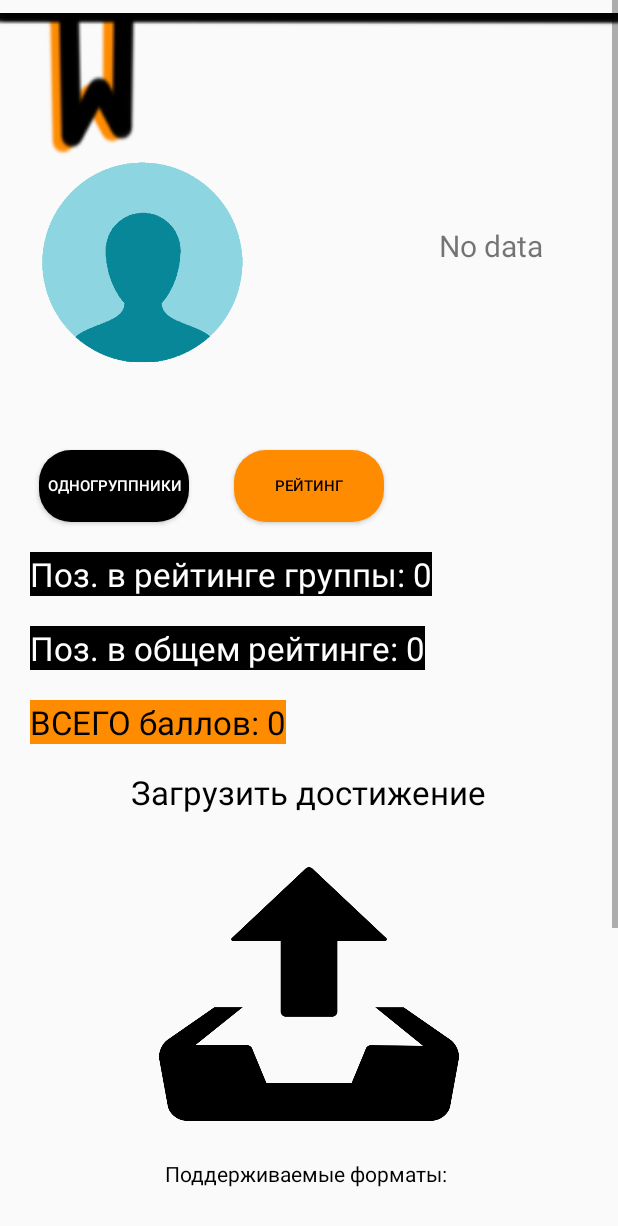
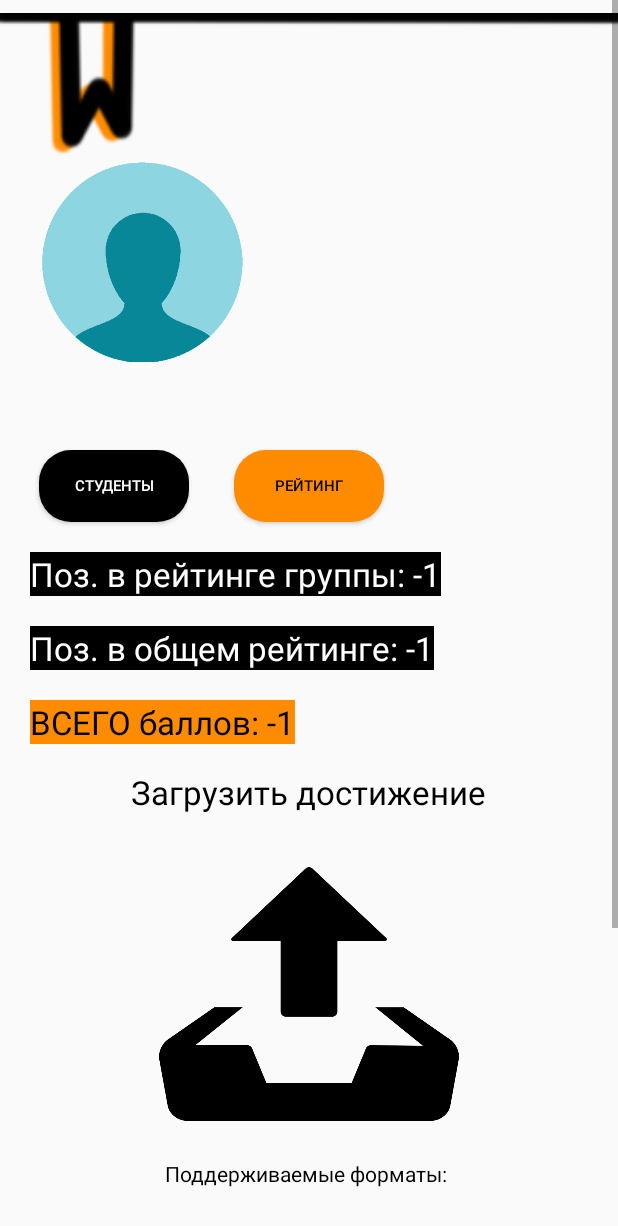
Before and after one commit to GIDROPES/NGIEURATE, an Android app: the ProfileUser screen opened directly, with no data from a screen before it, on a phone screen of 412 x 824 dp. Shown: the top 1226 px of the screen. Run offline under Robolectric (Android 15) with nearby library versions, the phone set to English and light mode, and no system bars; 9 statements that could not run were skipped.

Commit message:
New ProfileUser getting data

```diff
--- a/app/src/main/java/com/example/ngieurate/ProfileUser.java
+++ b/app/src/main/java/com/example/ngieurate/ProfileUser.java
@@ -39,7 +39,7 @@ public class ProfileUser extends AppCompatActivity {
     String fio, grNum;
     Integer posAll, posGr, allPnts;
     SharedPreferences myData;
-    private Button checkRateBtn, nextBtn, prevBtn, deleteImageBtn;
+    private Button checkRateBtn, nextBtn, prevBtn, deleteImageBtn, studentsBtn;
     private int ownId;
     private int arrayIterator = 0;
     private ArrayList<byte[]> imageList;
@@ -85,23 +85,17 @@ public class ProfileUser extends AppCompatActivity {
                 startActivity(intent);
             }
         });
-        myData = getSharedPreferences(LoginUser.APP_PREFERENCES, MODE_PRIVATE);
-        //строковые
-        fio = myData.getString(LoginUser.APP_PREFERENCES_USER_FIO,"No data");
-        grNum =  myData.getString(LoginUser.APP_PREFERENCES_USER_GROUP,"");
-        //числовые
-        posAll = myData.getInt(LoginUser.APP_PREFERENCES_POSITION_GENERAL, 0);
-        posGr = myData.getInt(LoginUser.APP_PREFERENCES_POSITION_GROUP,0);
-        allPnts = myData.getInt(LoginUser.APP_PREFERENCES_USER_POINTS, 0);
-        ownId = myData.getInt(LoginUser.APP_PREFERENCES_OWN_ID_ACHIEV,0);
+        //myData = getSharedPreferences(LoginUser.APP_PREFERENCES, MODE_PRIVATE);
+        getIntentInfo();
         //работа с вьюшками
         nameFio.setText(fio); groupNumber.setText(grNum);
-        allPoints.setText("ВСЕГО баллов: " + String.valueOf(allPnts));
-        positionOfAll.setText("Поз. в общем рейтинге: "+  String.valueOf(posAll)); positionInGroup.setText("Поз. в рейтинге группы: "+ String.valueOf(posGr));
+        allPoints.setText("ВСЕГО баллов: " + allPnts);
+        positionOfAll.setText("Поз. в общем рейтинге: "+ posAll); positionInGroup.setText("Поз. в рейтинге группы: "+ posGr);
 
         imageList = fillArrayImages(ownId);
         ownImgCodes = getImageCodes(ownId);
         pointsList = getPointsImage(ownId);
+
         if(!imageList.isEmpty()) {
             byte[] temporaryArrayBytes = imageList.get(0);
             Bitmap achievBitmap = BitmapFactory.decodeByteArray(temporaryArrayBytes, 0, temporaryArrayBytes.length);
@@ -131,6 +125,19 @@ public class ProfileUser extends AppCompatActivity {
                 deleter.show(fragmentManager,"askDeleteDialog");
             }
         });
+
+    }
+
+    private void getIntentInfo(){
+        Intent intent = getIntent();
+        //строковые
+        fio = intent.getStringExtra("fio");
+        grNum =  intent.getStringExtra("group");
+        //числовые
+        posAll = intent.getIntExtra("position_general",-1);
+        posGr = intent.getIntExtra("position_group",-1);
+        allPnts = intent.getIntExtra("points", -1);
+        ownId = intent.getIntExtra("idAchiev", -1);
     }
 
     public static class AskUserDeleteDialog extends AppCompatDialogFragment{
--- a/app/src/main/java/com/example/ngieurate/ShowTable.java
+++ b/app/src/main/java/com/example/ngieurate/ShowTable.java
@@ -95,10 +95,12 @@ public class ShowTable extends AppCompatActivity {
                         adapter = new SimpleAdapter(ShowTable.this, data, R.layout.gridview_layout,from,to);
                         mainGridView.setAdapter(adapter);
                     }
-                } catch (SQLException throwables) {
+                }
+                catch (SQLException throwables) {
                     Log.d("SHOW ERROR: ", throwables.getMessage());
                     throwables.printStackTrace();
                 }
+
             }
         });
 
--- a/app/src/main/res/layout/activity_profile_user.xml
+++ b/app/src/main/res/layout/activity_profile_user.xml
@@ -60,7 +60,7 @@
                             android:textStyle="bold" />
 
                         <Button
-                            android:id="@+id/grouppmatesBtn"
+                            android:id="@+id/studentsBtn"
                             android:layout_width="100dp"
                             android:layout_height="wrap_content"
                             android:layout_below="@+id/avatarUser"
@@ -68,7 +68,7 @@
                             android:layout_marginEnd="30dp"
                             android:layout_toStartOf="@id/checkRateBtn"
                             android:background="@drawable/button_ripped"
-                            android:text="Одногруппники"
+                            android:text="Студенты"
                             android:textColor="@color/white"
                             android:textSize="10dp" />
 
@@ -88,7 +88,7 @@
                             android:id="@+id/positionInGroup"
                             android:layout_width="wrap_content"
                             android:layout_height="wrap_content"
-                            android:layout_below="@id/grouppmatesBtn"
+                            android:layout_below="@id/studentsBtn"
                             android:layout_alignParentStart="true"
                             android:layout_marginStart="20dp"
                             android:layout_marginTop="20dp"
```
Also changed, not shown: app/src/main/AndroidManifest.xml (+7 -9 lines), app/src/main/java/com/example/ngieurate/CameraActivity.java (+0 -48 lines), app/src/main/java/com/example/ngieurate/LoginUser.java (+13 -5 lines), app/src/main/res/layout/gridview_layout.xml (+6 -5 lines).
